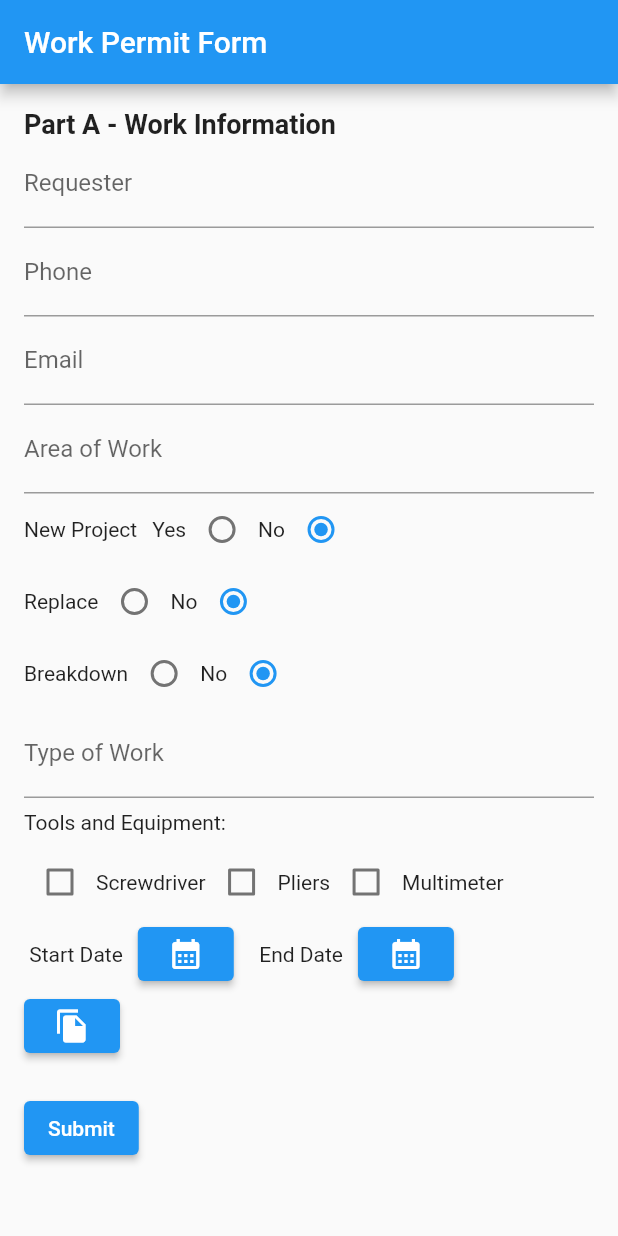
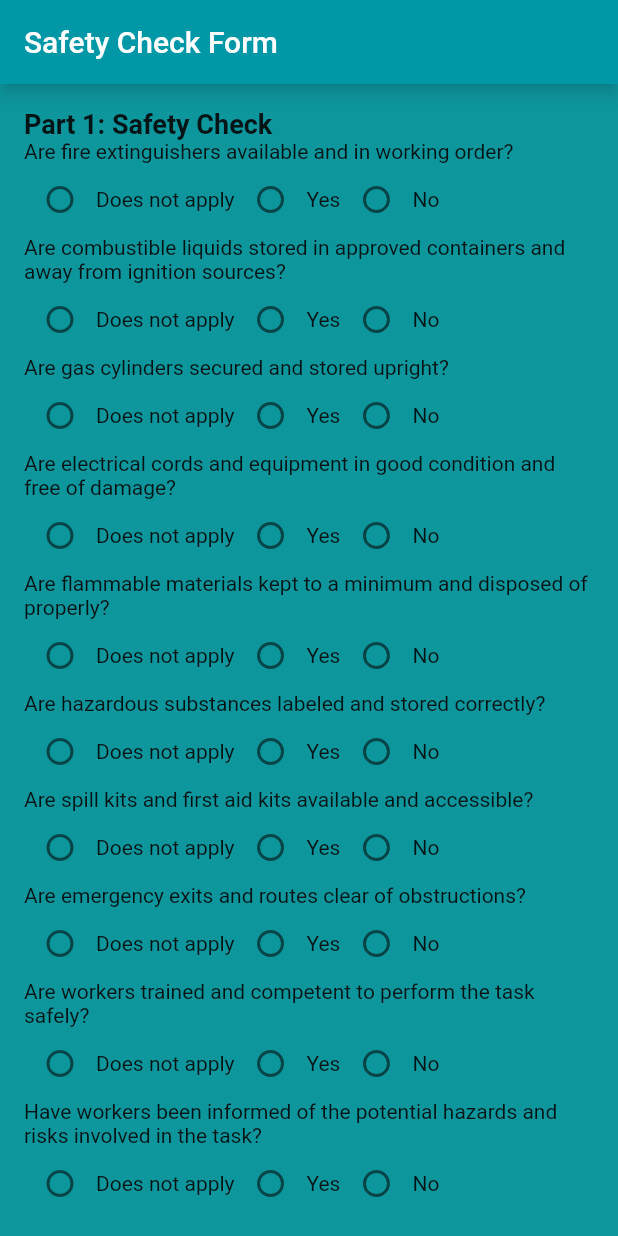
Before and after one commit to mohib988/hse_app, a Flutter app: the screen it shows after launch, on a phone screen of 412 x 824 dp. Run offline on Flutter 3.47's test engine with Material 2 defaults, Android fonts, the light colour scheme and no system bars; drawn by our look-alikes of flutter_platform_widgets; our stand-ins replace curved_navigation_bar, device_preview, file_picker; Roboto replaces fonts that are missing (Nunito).

Commit message:
added rough form 2

```diff
--- a/lib/main.dart
+++ b/lib/main.dart
@@ -4,6 +4,7 @@
 import 'package:flutter/material.dart';
 import 'package:hse_app/appTheme/apptheme.dart';
 import 'package:hse_app/data/permitItems.dart';
+import 'package:hse_app/pages/form/requestor_info/safety_checks/safety_check.dart';
 import 'package:hse_app/pages/homepage/home_Page.dart';
 import 'package:hse_app/pages/mainPage/main_page.dart';
 
@@ -32,7 +33,7 @@
         cupertino: (_, __) => CupertinoAppData(
               theme: MyTheme.iosThemeData,
             ),
-        home: RequestorInformation(),
+        home: SafetyCheckForm(),
         routes: {
           "/home": (context) => HomePage(),
         });
--- /dev/null
+++ b/lib/pages/form/requestor_info/safety_checks/safety_check.dart
@@ -0,0 +1,126 @@
+import 'package:flutter/material.dart';
+
+class SafetyCheckModel {
+  Map<String, String> answers = {};
+  int numberOfDays = 1;
+}
+
+class SafetyCheckForm extends StatefulWidget {
+  @override
+  _SafetyCheckFormState createState() => _SafetyCheckFormState();
+}
+
+class _SafetyCheckFormState extends State<SafetyCheckForm> {
+  final _formKey = GlobalKey<FormState>();
+  final _model = SafetyCheckModel();
+
+  final List<String> questions = [
+    'Are fire extinguishers available and in working order?',
+    'Are combustible liquids stored in approved containers and away from ignition sources?',
+    'Are gas cylinders secured and stored upright?',
+    'Are electrical cords and equipment in good condition and free of damage?',
+    'Are flammable materials kept to a minimum and disposed of properly?',
+    'Are hazardous substances labeled and stored correctly?',
+    'Are spill kits and first aid kits available and accessible?',
+    'Are emergency exits and routes clear of obstructions?',
+    'Are workers trained and competent to perform the task safely?',
+    'Have workers been informed of the potential hazards and risks involved in the task?',
+  ];
+
+  @override
+  Widget build(BuildContext context) {
+    final double screenWidth = MediaQuery.of(context).size.width;
+
+    return Scaffold(
+      appBar: AppBar(
+        title: Text('Safety Check Form'),
+      ),
+      body: SingleChildScrollView(
+        child: Padding(
+          padding: EdgeInsets.all(16.0),
+          child: Form(
+            key: _formKey,
+            child: Column(
+              crossAxisAlignment: CrossAxisAlignment.start,
+              children: [
+                Text(
+                  'Part 1: Safety Check',
+                  style: TextStyle(fontSize: 18, fontWeight: FontWeight.bold),
+                ),
+                Column(
+                  children: questions.map((question) {
+                    return buildRadioGroup(
+                        question, _model.answers[question] ?? '');
+                  }).toList(),
+                ),
+                SizedBox(height: 20),
+                Container(
+                  width: screenWidth >= 600 ? 200 : double.infinity,
+                  child: DropdownButtonFormField<int>(
+                    value: _model.numberOfDays,
+                    items: List.generate(7, (index) {
+                      return DropdownMenuItem<int>(
+                        value: index + 1,
+                        child: Text('${index + 1} days'),
+                      );
+                    }),
+                    onChanged: (value) {
+                      setState(() {
+                        _model.numberOfDays = value ?? 1;
+                      });
+                    },
+                    decoration: InputDecoration(
+                      labelText: 'Number of Days',
+                    ),
+                  ),
+                ),
+                SizedBox(height: 20),
+                ElevatedButton(
+                  onPressed: () {
+                    if (_formKey.currentState!.validate()) {
+                      _formKey.currentState!.save();
+                      // You can access the form data using _model.
+                      // For example: _model.answers['Question 1'], _model.answers['Question 2'], etc.
+                      // _model.numberOfDays contains the selected number of days.
+                      // Here, you can perform actions like saving to a database.
+                    }
+                  },
+                  child: Text('Submit'),
+                ),
+              ],
+            ),
+          ),
+        ),
+      ),
+    );
+  }
+
+  Widget buildRadioGroup(String question, String value) {
+    return Column(
+      crossAxisAlignment: CrossAxisAlignment.start,
+      children: [
+        Text(question),
+        Row(
+          children: [
+            ...['Does not apply', 'Yes', 'No'].map((choice) {
+              return Row(
+                children: [
+                  Radio(
+                    value: choice,
+                    groupValue: value,
+                    onChanged: (val) {
+                      setState(() {
+                        _model.answers[question] = val!;
+                      });
+                    },
+                  ),
+                  Text(choice),
+                ],
+              );
+            }).toList(),
+          ],
+        ),
+      ],
+    );
+  }
+}
```
